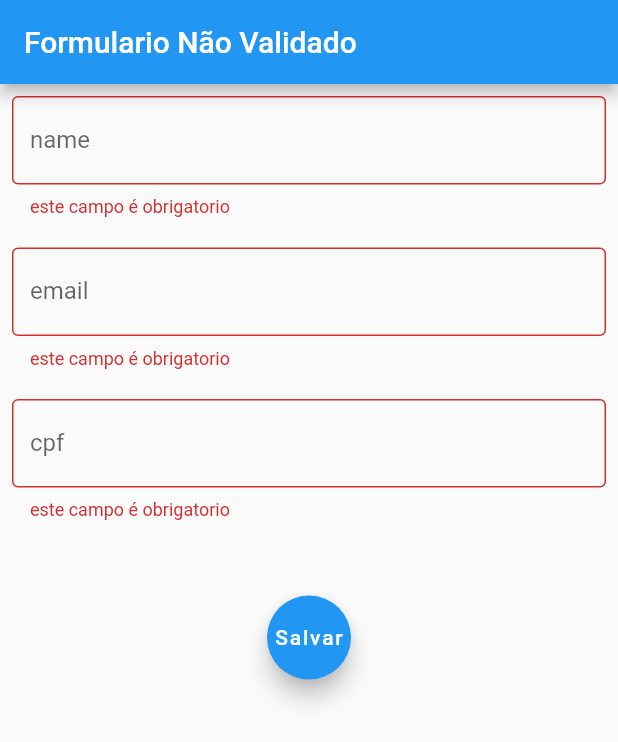
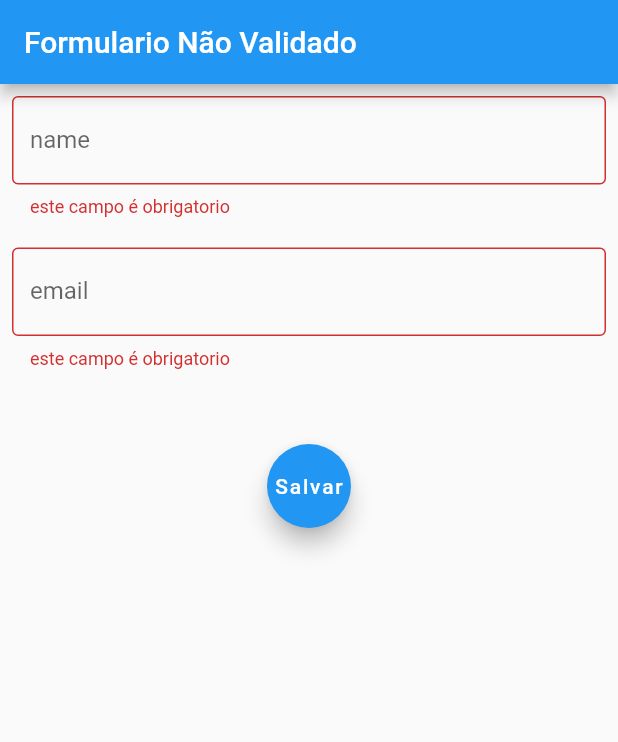
Before and after one commit to samuel1sm/MobxExmple, a Flutter app: the screen it shows after launch, on a phone screen of 412 x 824 dp. Shown: the top 742 px of the screen. Run offline on Flutter 3.47's test engine with Material 2 defaults, Android fonts, the light colour scheme and no system bars; our stand-ins replace flutter_mobx, get_it, mobx; generated files the repository leaves out were written again.

Commit message:
first commit

```diff
--- a/lib/body.dart
+++ b/lib/body.dart
@@ -1,6 +1,6 @@
 import 'package:flutter/material.dart';
 import 'package:flutter_mobx/flutter_mobx.dart';
-import 'package:provider/provider.dart';
+import 'package:get_it/get_it.dart';
 
 import 'controller.dart';
 
@@ -24,7 +24,7 @@ class BodyWidget extends StatelessWidget {
 
   @override
   Widget build(BuildContext context) {
-    final controller = Provider.of<Controller>(context);
+    final controller = GetIt.I.get<Controller>();
 
     return Padding(
       padding: const EdgeInsets.all(8.0),
@@ -48,16 +48,6 @@ class BodyWidget extends StatelessWidget {
             );
           }),
           const SizedBox(
-            height: 20,
-          ),
-          Observer(builder: (_) {
-            return _textField(
-              labelText: "cpf",
-              onChanged: controller.client.changeCpf,
-              errorText: controller.validateCpf,
-            );
-          }),
-          const SizedBox(
             height: 50,
           ),
           Observer(builder: (_) {
--- a/lib/controller.dart
+++ b/lib/controller.dart
@@ -28,13 +28,5 @@ abstract class _ControllerBase with Store {
     return null;
   }
 
-  String? validateCpf() {
-    if (client.cpf == null || (client.cpf?.isEmpty ?? false)) {
-      return "este campo é obrigatorio";
-    }
-
-    return null;
-  }
-
   dispose() {}
 }
--- a/lib/controller_novo.dart
+++ /dev/null
@@ -1,6 +0,0 @@
-import 'package:mobx/mobx.dart';
-part 'controller_novo.g.dart';
-
-class djaskdjaskdl = _djaskdjaskdlBase with _$djaskdjaskdl;
-
-abstract class _djaskdjaskdlBase with Store {}
--- a/lib/home.dart
+++ b/lib/home.dart
@@ -1,8 +1,8 @@
 import 'package:flutter/material.dart';
 import 'package:flutter_mobx/flutter_mobx.dart';
+import 'package:get_it/get_it.dart';
 import 'package:mobx_flutterando/body.dart';
 import 'package:mobx_flutterando/controller.dart';
-import 'package:provider/provider.dart';
 
 class HomePage extends StatefulWidget {
   const HomePage({Key? key}) : super(key: key);
@@ -14,7 +14,7 @@ class HomePage extends StatefulWidget {
 class _HomePageState extends State<HomePage> {
   @override
   Widget build(BuildContext context) {
-    final controller = Provider.of<Controller>(context);
+    final controller = GetIt.I.get<Controller>();
 
     return Scaffold(
       appBar: AppBar(
--- a/lib/main.dart
+++ b/lib/main.dart
@@ -1,27 +1,24 @@
 import 'package:flutter/material.dart';
+import 'package:get_it/get_it.dart';
 import 'package:mobx_flutterando/controller.dart';
-import 'package:provider/provider.dart';
 
 import 'home.dart';
 
-void main() => runApp(const AppWidget());
+void main() {
+  GetIt getIt = GetIt.I;
+  getIt.registerSingleton<Controller>(Controller());
+  runApp(const AppWidget());
+}
 
 class AppWidget extends StatelessWidget {
   const AppWidget({Key? key}) : super(key: key);
 
   @override
   Widget build(BuildContext context) {
-    return MultiProvider(
-        providers: [
-          Provider<Controller>(
-            create: (_) => Controller(),
-            dispose: (_, controller) => controller.dispose(),
-          ),
-        ],
-        child: MaterialApp(
-          title: 'Flutter Mobx',
-          theme: ThemeData(primarySwatch: Colors.blue),
-          home: const HomePage(),
-        ));
+    return MaterialApp(
+      title: 'Flutter Mobx',
+      theme: ThemeData(primarySwatch: Colors.blue),
+      home: const HomePage(),
+    );
   }
 }
--- a/lib/models/client.dart
+++ b/lib/models/client.dart
@@ -10,13 +10,9 @@ abstract class _ClientBase with Store {
   String? name;
   @observable
   String? email;
-  @observable
-  String? cpf;
 
   @action
   changeName(String newName) => name = newName;
   @action
   changeEmail(String newEmail) => email = newEmail;
-  @action
-  changeCpf(String newCpf) => cpf = newCpf;
 }
--- a/pubspec.yaml
+++ b/pubspec.yaml
@@ -36,7 +36,7 @@ dependencies:
   cupertino_icons: ^1.0.2
   mobx: ^2.0.7+5
   flutter_mobx: ^2.0.6+1
-  provider: ^6.0.3
+  get_it:
 
 dev_dependencies:
   flutter_test:
```
Also changed, not shown: lib/controller_novo.g.dart (deleted), lib/models/client.g.dart, pubspec.lock.
